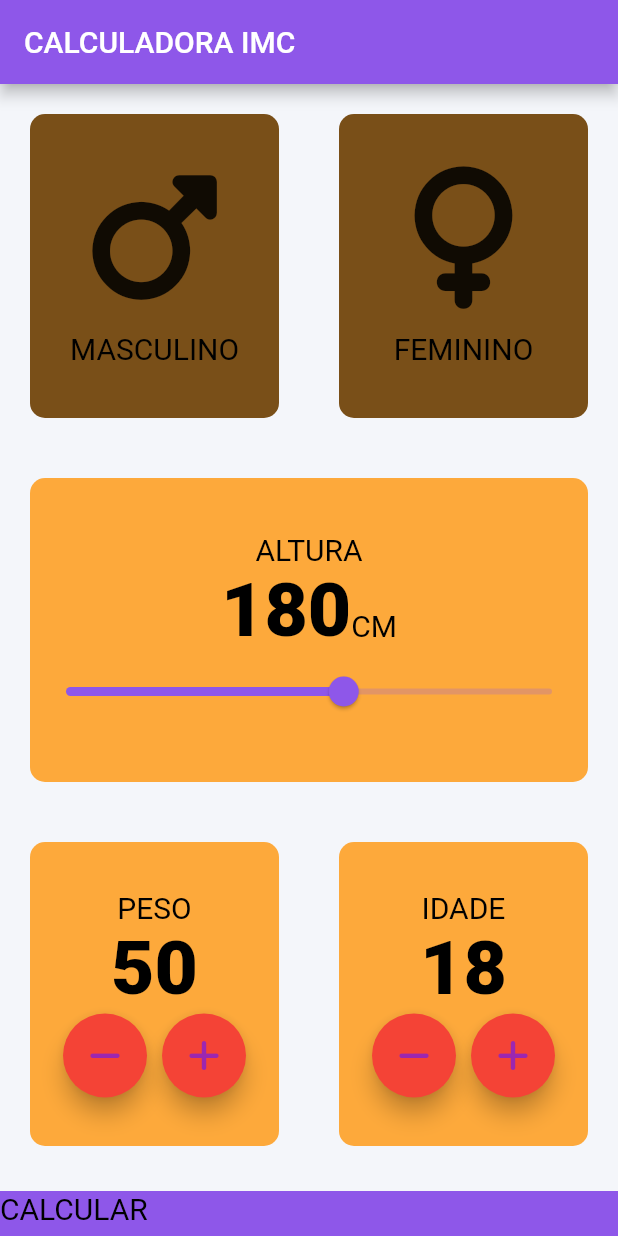
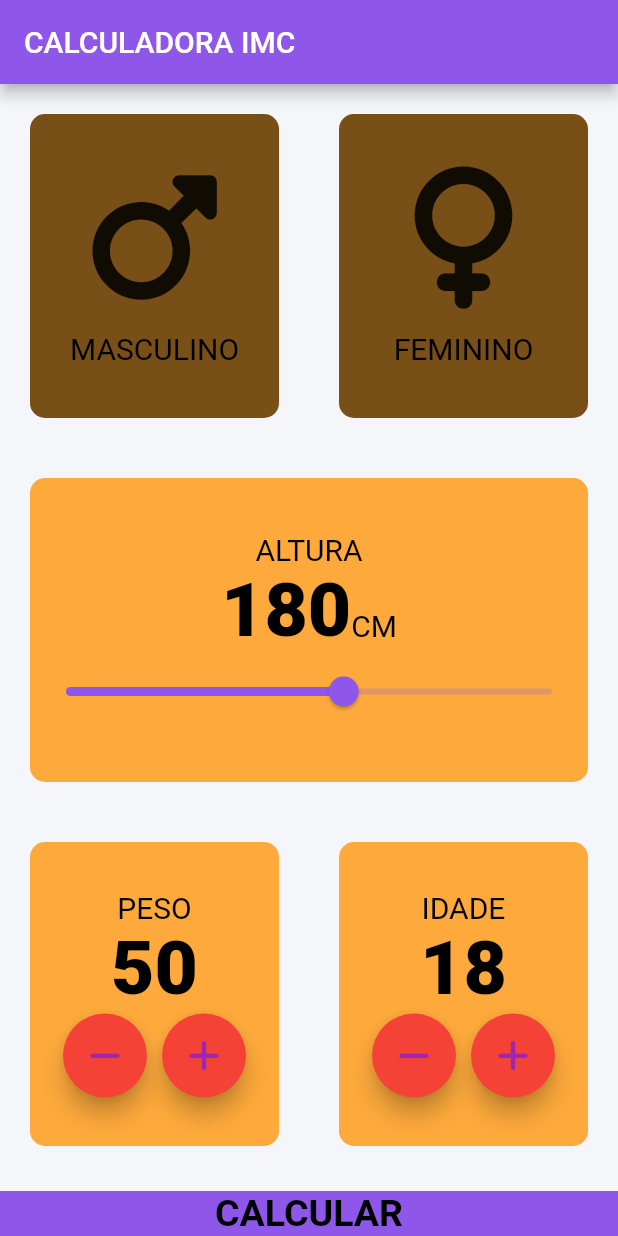
Before and after one commit to WendelNCruz/imccalculator, a Flutter app: the screen it shows after launch, on a phone screen of 412 x 824 dp. Run offline on Flutter 3.47's test engine with Material 2 defaults, Android fonts, the phone set to English and light mode, and no system bars; our stand-ins replace font_awesome_flutter.

Commit message:
Lógica de Cálculo IMC

```diff
--- /dev/null
+++ b/lib/calculadora_imc.dart
@@ -0,0 +1,36 @@
+import 'dart:math';
+
+class CalculadoraIMC {
+
+  CalculadoraIMC({this.altura, this.peso});
+
+  final int? altura;
+  final int? peso;
+  late double _imc;
+
+
+  String calcularIMC(){
+    _imc = (peso! / pow(altura!/100, 2))!;
+    return _imc.toStringAsFixed(1);
+  }
+
+  String obterResultado(){
+    if (_imc >= 25){
+      return 'Acima do Peso';
+    } else if (_imc >18.5){
+      return 'Peso Normal';
+    } else{
+      return 'Abaixo do Peso';
+    }
+  }
+
+  String obterInterpretacao(){
+    if (_imc >= 25){
+      return 'Você está com o peso acima do normal. Se exercite mais!';
+    } else if (_imc >18.5){
+      return 'Execelent, o seu peso está normal. Continue assim!';
+    } else{
+      return 'Você está com o peso abaixo do normal. Melhore sua alimentação!';
+    }
+  }
+}
--- /dev/null
+++ b/lib/componentes/botao_arredondado.dart
@@ -0,0 +1,27 @@
+import 'package:flutter/material.dart';
+
+//Criação de um Action Button Personalizado
+class BotaoArredondado extends StatelessWidget {
+  BotaoArredondado({required this.icone, required this.aoPressionar});
+
+  final IconData? icone;
+  final Function() aoPressionar;
+
+  @override
+  Widget build(BuildContext context) {
+    return RawMaterialButton(
+      child: Icon(
+        icone,
+        color: Colors.purple,
+      ),
+      onPressed: aoPressionar,
+      elevation: 6.0,
+      constraints: const BoxConstraints.tightFor(
+        width: 56.0,
+        height: 56.0,
+      ),
+      shape: CircleBorder(),
+      fillColor: Colors.red,
+    );
+  }
+}
--- /dev/null
+++ b/lib/componentes/botao_inferior.dart
@@ -0,0 +1,29 @@
+import 'package:flutter/material.dart';
+import '../constantes.dart';
+
+
+class BotaoInferior extends StatelessWidget {
+  BotaoInferior({required this.aoPressionar, required this.tituloBotao});
+
+  final Function aoPressionar;
+  final String tituloBotao;
+
+  @override
+  Widget build(BuildContext context) {
+    return GestureDetector(
+      onTap: aoPressionar(),
+      child: Container(
+        color: const Color(0xFF8E57E9),
+        margin: const EdgeInsets.only(top: 10.0),
+        width: double.infinity,
+        height: 30.0,
+        padding: const EdgeInsets.only(bottom: 5.0),
+        child: Center(
+            child: Text(
+              tituloBotao,
+              style: kEstiloBotao,
+            )),
+      ),
+    );
+  }
+}
--- a/lib/constantes.dart
+++ b/lib/constantes.dart
@@ -12,3 +12,21 @@ const kEstiloNumero = TextStyle(
   fontWeight: FontWeight.w900,
   color: Colors.black,
 );
+
+const kEstiloBotao = TextStyle(
+  fontSize:  25.0,
+  color: Colors.black,
+  fontWeight: FontWeight.bold,
+);
+
+const kEstiloTextoResultado = TextStyle(
+  fontSize: 30.0,
+  color: Colors.black,
+  fontWeight: FontWeight.bold,
+);
+
+const kEstiloResultado = TextStyle(
+  fontSize: 100.0,
+  color: Colors.black,
+  fontWeight: FontWeight.bold,
+);
--- a/lib/main.dart
+++ b/lib/main.dart
@@ -1,5 +1,5 @@
 import 'package:flutter/material.dart';
-import 'tela_inicial.dart';
+import 'telas/tela_inicial.dart';
 
 
 void main() => runApp(CalculadoraIMC());
--- a/lib/tela_inicial.dart
+++ b/lib/telas/tela_inicial.dart
@@ -1,10 +1,15 @@
 import 'package:flutter/material.dart';
 import 'package:font_awesome_flutter/font_awesome_flutter.dart';
+
 import 'package:imccalculator/constantes.dart';
 
-import 'conteudo_icone.dart';
-import 'conteudo_padrao.dart';
-import 'tela_resultados.dart';
+import '../componentes/conteudo_icone.dart';
+import '../componentes/conteudo_padrao.dart';
+import '../componentes/botao_inferior.dart';
+import '../componentes/botao_arredondado.dart';
+
+import '../telas/tela_resultados.dart';
+import 'package:imccalculator/calculadora_imc.dart';
 
 enum Sexo {
   masculino,
@@ -195,46 +200,26 @@ class _TelaPrincipalState extends State<TelaPrincipal> {
               )
             ],
           )),
-          GestureDetector(
-            onTap: (){
-              Navigator.push(context, MaterialPageRoute(builder: (context) => TelaResultados(), ), );
+          BotaoInferior(
+            tituloBotao: "CALCULAR",
+            aoPressionar: () {
+              Future.delayed(Duration.zero, () async {
+                CalculadoraIMC calc =
+                    CalculadoraIMC(altura: altura, peso: peso);
+                Navigator.push(
+                  context,
+                  MaterialPageRoute(
+                    builder: (context) => TelaResultados(
+                        resultadoIMC: calc.calcularIMC(),
+                        resultadoTexto: calc.obterResultado(),
+                        interpretacao: calc.obterInterpretacao()),
+                  ),
+                );
+              });
             },
-            child: Container(
-              child: Text("CALCULAR", style: kEstiloTexto,),
-              color: Color(0xFF8E57E9),
-              margin: EdgeInsets.only(top: 10.0),
-              width: double.infinity,
-              height: 30.0,
-            ),
-          )
+          ),
         ],
       ),
     );
   }
 }
-
-//Criação de um Action Button Personalizado
-class BotaoArredondado extends StatelessWidget {
-  BotaoArredondado({required this.icone, required this.aoPressionar});
-
-  final IconData? icone;
-  final Function() aoPressionar;
-
-  @override
-  Widget build(BuildContext context) {
-    return RawMaterialButton(
-      child: Icon(
-        icone,
-        color: Colors.purple,
-      ),
-      onPressed: aoPressionar,
-      elevation: 6.0,
-      constraints: const BoxConstraints.tightFor(
-        width: 56.0,
-        height: 56.0,
-      ),
-      shape: CircleBorder(),
-      fillColor: Colors.red,
-    );
-  }
-}
```
Also changed, not shown: lib/tela_resultados.dart (deleted, +0 -15 lines), lib/telas/tela_resultados.dart (added, +68 -0 lines), lib/componentes/conteudo_icone.dart (renamed from lib/conteudo_icone.dart), lib/componentes/conteudo_padrao.dart (renamed from lib/conteudo_padrao.dart).
